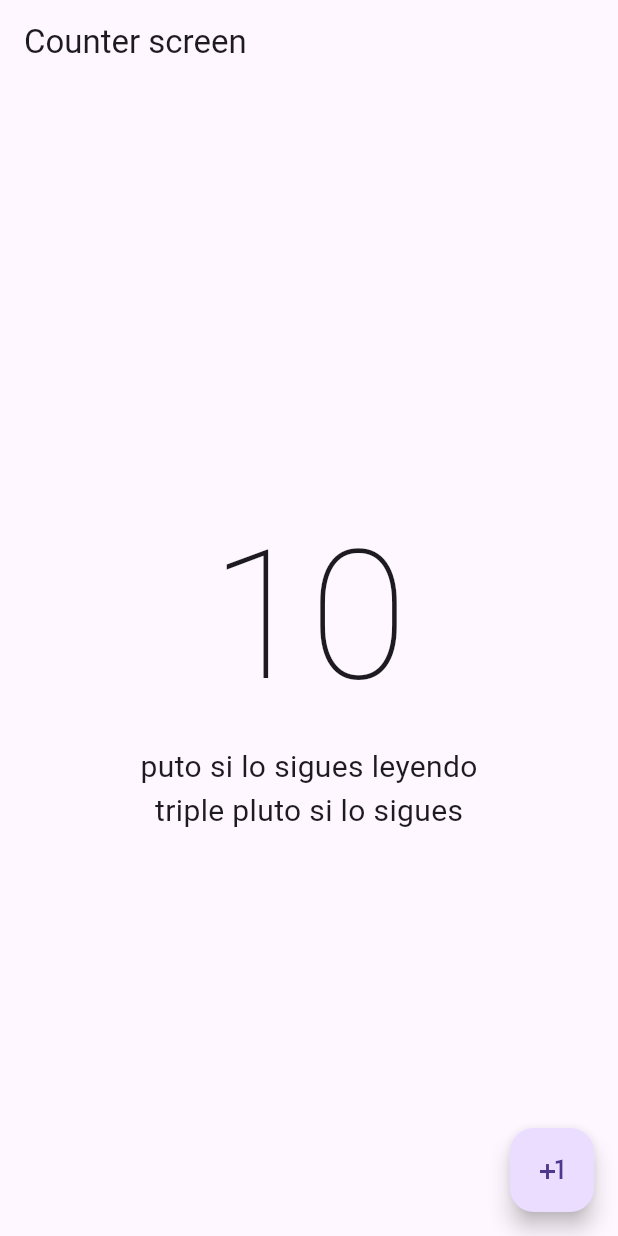
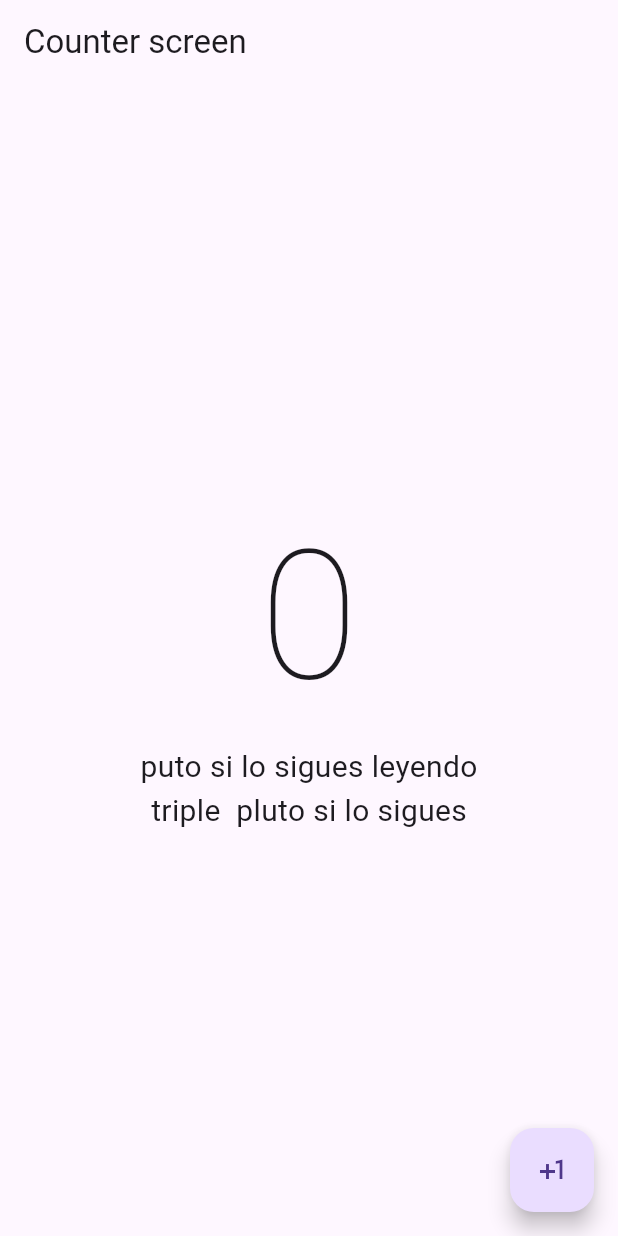
Before and after one commit to yorjanrafa/flutter_practice, a Flutter app: the screen it shows after launch, on a phone screen of 412 x 824 dp. Run offline on Flutter 3.47's test engine with Material 3 defaults, Android fonts, the phone set to English and light mode, and no system bars.

Commit message:
button increment

```diff
--- a/lib/presentation/screens/counter/counter_screen.dart
+++ b/lib/presentation/screens/counter/counter_screen.dart
@@ -1,8 +1,15 @@
 import 'package:flutter/material.dart';
 import 'package:flutter/widgets.dart';
 
-class CounterScreen extends StatelessWidget {
+class CounterScreen extends StatefulWidget {
   const CounterScreen({super.key});
+
+  @override
+  State<CounterScreen> createState() => _CounterScreenState();
+}
+
+class _CounterScreenState extends State<CounterScreen> {
+  int clickCount = 0;
 
   @override
   Widget build(BuildContext context) {
@@ -10,19 +17,26 @@ class CounterScreen extends StatelessWidget {
       appBar: AppBar(
         title: const Text('Counter screen'),
       ),
-      body: const Center(
+      body: Center(
         child: Column(
           mainAxisAlignment: MainAxisAlignment.center,
           children: [
-            Text('10',
-                style: TextStyle(fontSize: 120, fontWeight: FontWeight.w100)),
-            Text('puto si lo sigues leyendo', style: TextStyle(fontSize: 20)),
-            Text('triple pluto si lo sigues', style: TextStyle(fontSize: 20)),
+            Text('$clickCount',
+                style: const TextStyle(
+                    fontSize: 120, fontWeight: FontWeight.w100)),
+            const Text('puto si lo sigues leyendo',
+                style: TextStyle(fontSize: 20)),
+            const Text('triple  pluto si lo sigues',
+                style: TextStyle(fontSize: 20)),
           ],
         ),
       ),
       floatingActionButton: FloatingActionButton(
-        onPressed: () {},
+        onPressed: () {
+          setState(() {
+            clickCount++;
+          });
+        },
         tooltip: 'Increment',
         child: const Icon(
           Icons.plus_one,
```
